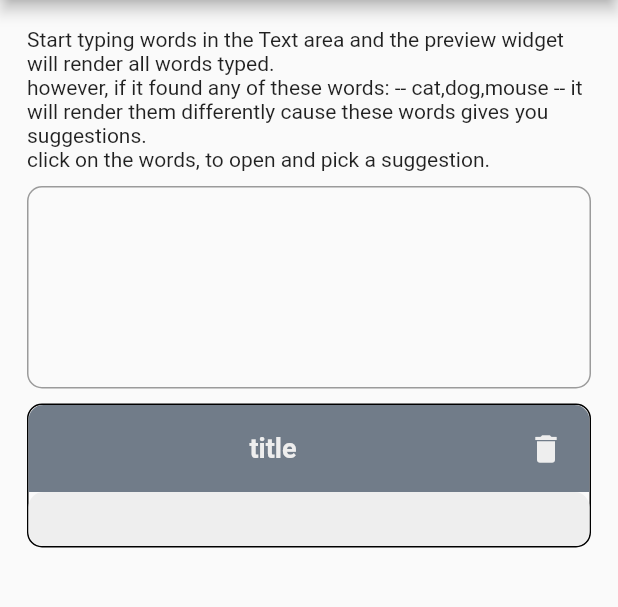
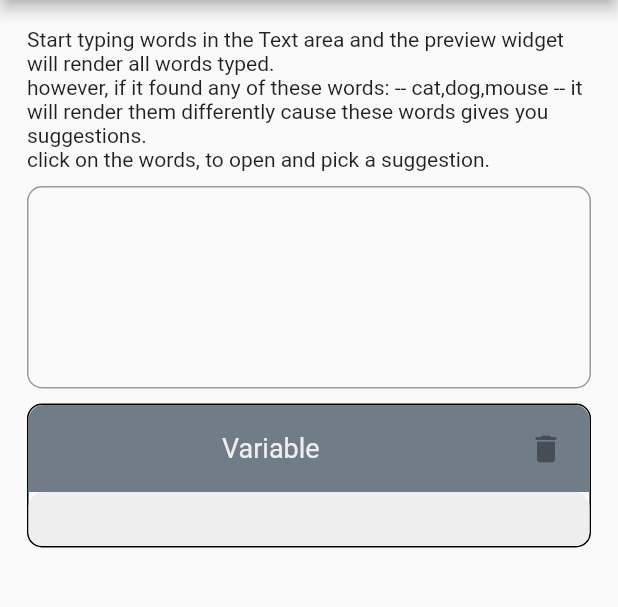
Before and after one commit to xEyad/interactive_text_flutter, a Flutter app: the screen it shows after launch, on a phone screen of 412 x 824 dp, the part 84-691 px from its top. Run offline on Flutter 3.47's test engine with Material 2 defaults, Android fonts, the phone set to English and light mode, and no system bars.

Commit message:
added some intial values

```diff
--- a/lib/screens/homeScreen.dart
+++ b/lib/screens/homeScreen.dart
@@ -53,7 +53,7 @@ class _HomeScreenState extends State<HomeScreen> {
             SizedBox(height: 10,),
             textInput(),
             SizedBox(height: 10,),
-            PredictionMakerField(textCtrl: textCtrl,predictionList: predictionList)
+            PredictionMakerField(textCtrl: textCtrl,predictionList: predictionList,initialTitle: "Variable",)
           ],
         )
       ),
--- a/lib/widgets/predicationMakerField.dart
+++ b/lib/widgets/predicationMakerField.dart
@@ -5,8 +5,10 @@ import 'package:interactive_text/widgets/previewPrediction.dart';
 class PredictionMakerField extends StatefulWidget {
   ///Sentence data will be read from that controller
   final TextEditingController textCtrl;
+  final VoidCallback? onDelete;
+  final String? initialTitle;
   final List<PredictionItem> predictionList;
-  PredictionMakerField({Key? key,this.predictionList = const [],required this.textCtrl}) : super(key: key);
+  PredictionMakerField({Key? key,this.predictionList = const [],required this.textCtrl, this.initialTitle, this.onDelete }) : super(key: key);
 
   @override
   State<PredictionMakerField> createState() => _PredictionMakerFieldState();
@@ -14,9 +16,14 @@ class PredictionMakerField extends StatefulWidget {
 
 class _PredictionMakerFieldState extends State<PredictionMakerField> {
   final borderRadiusValue = 10.0;
+  late TextEditingController titleCtrl;
 
-  void onDelete() {
+  @override
+  void initState() {
+    super.initState();
+    titleCtrl = TextEditingController(text: widget.initialTitle);
   }
+
 
   @override
   Widget build(BuildContext context) {
@@ -45,12 +52,17 @@ class _PredictionMakerFieldState extends State<PredictionMakerField> {
 
   Widget titleField()
   {
-    return Text("title",style: TextStyle(fontWeight: FontWeight.bold,fontSize: 18,color: Colors.grey[200]),);
+    return TextField(
+      decoration: InputDecoration(border: InputBorder.none,),
+      controller: titleCtrl,
+      textAlign: TextAlign.center,
+      style: TextStyle(fontSize: 18,color: Colors.grey[200]),
+    );
   }
 
   Widget deleteBtn()
   {
-    return IconButton(onPressed: onDelete, icon: Icon(Icons.delete),color: Colors.grey[200],tooltip: "Delete Item",);
+    return IconButton(onPressed: widget.onDelete, icon: Icon(Icons.delete),color: Colors.grey[200],tooltip: "Delete Item",);
   }
 
   Widget previewArea()
```
